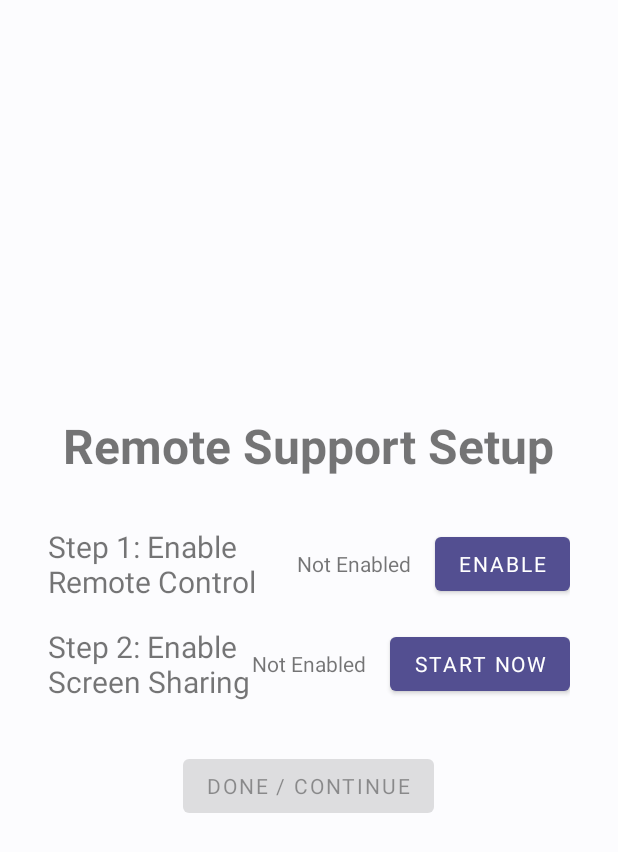
After one commit to jpgohil93/SP-Kiosk, an Android app: the RemoteSetupActivity screen opened directly, with no data from a screen before it, on a phone screen of 412 x 824 dp. The commit adds this screen. Shown: the top 852 px of the screen. Run offline under Robolectric (Android 15) with nearby library versions, the phone set to English and light mode, and no system bars.

Commit message:
Implement Remote Support (Android Client & Services)

```diff
--- a/app/build.gradle
+++ b/app/build.gradle
@@ -63,6 +63,7 @@ dependencies {
     implementation 'androidx.work:work-runtime-ktx:2.9.0'
     implementation 'com.google.code.gson:gson:2.10.1'
     implementation 'org.jetbrains.kotlinx:kotlinx-coroutines-android:1.7.3'
+    implementation 'com.squareup.okhttp3:okhttp:4.12.0'
 
     testImplementation 'junit:junit:4.13.2'
     testImplementation 'org.mockito:mockito-core:5.7.0'
--- a/app/src/main/java/com/screenpulse/kiosk/core/config/KioskConfig.kt
+++ b/app/src/main/java/com/screenpulse/kiosk/core/config/KioskConfig.kt
@@ -17,7 +17,11 @@ data class KioskConfig(
     @SerializedName("adminPin") var adminPin: String = "0000",
     @SerializedName("wifiProfiles") var wifiProfiles: MutableList<WifiProfile> = mutableListOf(),
     @SerializedName("branding") var branding: BrandingConfig = BrandingConfig(),
-    @SerializedName("update") var update: UpdateConfig = UpdateConfig()
+    @SerializedName("update") var update: UpdateConfig = UpdateConfig(),
+    @SerializedName("remoteControlEnabled") var remoteControlEnabled: Boolean = false,
+    @SerializedName("remoteScreenEnabled") var remoteScreenEnabled: Boolean = false,
+    @SerializedName("remoteDeviceId") var remoteDeviceId: String? = null,
+    @SerializedName("remoteApiBaseUrl") var remoteApiBaseUrl: String = "http://10.0.2.2:8080" // Default to emulator host loopback for safety
 )
 
 data class WifiProfile(
--- /dev/null
+++ b/app/src/main/java/com/screenpulse/kiosk/ui/remote/RemoteSetupActivity.kt
@@ -0,0 +1,107 @@
+package com.screenpulse.kiosk.ui.remote
+
+import android.app.Activity
+import android.content.Context
+import android.content.Intent
+import android.media.projection.MediaProjectionManager
+import android.os.Bundle
+import android.provider.Settings
+import android.view.LayoutInflater
+import android.widget.Toast
+import androidx.appcompat.app.AppCompatActivity
+import com.screenpulse.kiosk.core.config.ConfigManager
+import com.screenpulse.kiosk.core.remote.RemoteClient
+import com.screenpulse.kiosk.core.remote.RemoteControlService
+import com.screenpulse.kiosk.core.remote.ScreenCaptureService
+import com.screenpulse.kiosk.databinding.ActivityRemoteSetupBinding
+
+class RemoteSetupActivity : AppCompatActivity() {
+
+    private lateinit var binding: ActivityRemoteSetupBinding
+    private val SCREEN_CAPTURE_REQUEST_CODE = 1001
+
+    override fun onCreate(savedInstanceState: Bundle?) {
+        super.onCreate(savedInstanceState)
+        binding = ActivityRemoteSetupBinding.inflate(LayoutInflater.from(this))
+        setContentView(binding.root)
+
+        setupUI()
+    }
+
+    override fun onResume() {
+        super.onResume()
+        updateStatus()
+    }
+
+    private fun setupUI() {
+        binding.btnEnableControl.setOnClickListener {
+            startActivity(Intent(Settings.ACTION_ACCESSIBILITY_SETTINGS))
+        }
+
+        binding.btnEnableScreen.setOnClickListener {
+            val mpManager = getSystemService(MEDIA_PROJECTION_SERVICE) as MediaProjectionManager
+            startActivityForResult(mpManager.createScreenCaptureIntent(), SCREEN_CAPTURE_REQUEST_CODE)
+        }
+
+        binding.btnDone.setOnClickListener {
+            finish()
+        }
+    }
+
+    private fun updateStatus() {
+        // Check Accessibility
+        val isAccessibilityEnabled = isAccessibilityServiceEnabled(this, RemoteControlService::class.java)
+        binding.txtControlStatus.text = if (isAccessibilityEnabled) "Enabled" else "Not Enabled"
+        binding.btnEnableControl.isEnabled = !isAccessibilityEnabled
+
+        // Update Config
+        val config = ConfigManager.getConfig(this)
+        if (config.remoteControlEnabled != isAccessibilityEnabled) {
+            config.remoteControlEnabled = isAccessibilityEnabled
+            ConfigManager.saveConfig(this, config)
+            // Re-init client if needed
+            RemoteClient.init(config)
+        }
+
+        // Check Screen Capture (We rely on config flag or service running check)
+        // For simplicity, we just check the config flag which we set on successful start
+        binding.txtScreenStatus.text = if (config.remoteScreenEnabled) "Enabled" else "Not Enabled"
+
+        binding.btnDone.isEnabled = isAccessibilityEnabled && config.remoteScreenEnabled
+    }
+
+    override fun onActivityResult(requestCode: Int, resultCode: Int, data: Intent?) {
+        super.onActivityResult(requestCode, resultCode, data)
+        if (requestCode == SCREEN_CAPTURE_REQUEST_CODE) {
+            if (resultCode == Activity.RESULT_OK && data != null) {
+                // Start Service
+                val serviceIntent = Intent(this, ScreenCaptureService::class.java).apply {
+                    putExtra(ScreenCaptureService.EXTRA_RESULT_CODE, resultCode)
+                    putExtra(ScreenCaptureService.EXTRA_RESULT_DATA, data)
+                }
+                startForegroundService(serviceIntent)
+
+                val config = ConfigManager.getConfig(this)
+                config.remoteScreenEnabled = true
+                ConfigManager.saveConfig(this, config)
+                RemoteClient.init(config)
+
+                Toast.makeText(this, "Screen Sharing Started", Toast.LENGTH_SHORT).show()
+            } else {
+                Toast.makeText(this, "Permission Denied", Toast.LENGTH_SHORT).show()
+            }
+        }
+    }
+
+    private fun isAccessibilityServiceEnabled(context: Context, service: Class<out android.accessibilityservice.AccessibilityService>): Boolean {
+        val am = context.getSystemService(Context.ACCESSIBILITY_SERVICE) as android.view.accessibility.AccessibilityManager
+        val enabledServices = am.getEnabledAccessibilityServiceList(android.accessibilityservice.AccessibilityServiceInfo.FEEDBACK_ALL_MASK)
+        for (enabledService in enabledServices) {
+            val serviceInfo = enabledService.resolveInfo.serviceInfo
+            if (serviceInfo.packageName == context.packageName && serviceInfo.name == service.name) {
+                return true
+            }
+        }
+        return false
+    }
+}
--- /dev/null
+++ b/app/src/main/res/layout/activity_remote_setup.xml
@@ -0,0 +1,80 @@
+<?xml version="1.0" encoding="utf-8"?>
+<LinearLayout xmlns:android="http://schemas.android.com/apk/res/android"
+    android:layout_width="match_parent"
+    android:layout_height="match_parent"
+    android:orientation="vertical"
+    android:padding="32dp"
+    android:gravity="center">
+
+    <TextView
+        android:layout_width="wrap_content"
+        android:layout_height="wrap_content"
+        android:text="Remote Support Setup"
+        android:textSize="32sp"
+        android:textStyle="bold"
+        android:layout_marginBottom="32dp"/>
+
+    <LinearLayout
+        android:layout_width="match_parent"
+        android:layout_height="wrap_content"
+        android:orientation="horizontal"
+        android:gravity="center_vertical"
+        android:layout_marginBottom="16dp">
+
+        <TextView
+            android:layout_width="0dp"
+            android:layout_height="wrap_content"
+            android:layout_weight="1"
+            android:text="Step 1: Enable Remote Control"
+            android:textSize="20sp"/>
+
+        <TextView
+            android:id="@+id/txtControlStatus"
+            android:layout_width="wrap_content"
+            android:layout_height="wrap_content"
+            android:text="Not Enabled"
+            android:layout_marginEnd="16dp"/>
+
+        <Button
+            android:id="@+id/btnEnableControl"
+            android:layout_width="wrap_content"
+            android:layout_height="wrap_content"
+            android:text="Enable"/>
+    </LinearLayout>
+
+    <LinearLayout
+        android:layout_width="match_parent"
+        android:layout_height="wrap_content"
+        android:orientation="horizontal"
+        android:gravity="center_vertical"
+        android:layout_marginBottom="32dp">
+
+        <TextView
+            android:layout_width="0dp"
+            android:layout_height="wrap_content"
+            android:layout_weight="1"
+            android:text="Step 2: Enable Screen Sharing"
+            android:textSize="20sp"/>
+
+        <TextView
+            android:id="@+id/txtScreenStatus"
+            android:layout_width="wrap_content"
+            android:layout_height="wrap_content"
+            android:text="Not Enabled"
+            android:layout_marginEnd="16dp"/>
+
+        <Button
+            android:id="@+id/btnEnableScreen"
+            android:layout_width="wrap_content"
+            android:layout_height="wrap_content"
+            android:text="Start Now"/>
+    </LinearLayout>
+
+    <Button
+        android:id="@+id/btnDone"
+        android:layout_width="wrap_content"
+        android:layout_height="wrap_content"
+        android:text="Done / Continue"
+        android:enabled="false"/>
+
+</LinearLayout>
```
Also changed, not shown: app/src/main/AndroidManifest.xml (+27 -7 lines), app/src/main/java/com/screenpulse/kiosk/core/remote/RemoteClient.kt (added, +122 -0 lines), app/src/main/java/com/screenpulse/kiosk/core/remote/RemoteControlService.kt (added, +64 -0 lines), app/src/main/java/com/screenpulse/kiosk/core/remote/ScreenCaptureService.kt (added, +153 -0 lines), app/src/main/java/com/screenpulse/kiosk/ui/admin/AdminSettingsActivity.kt (+9 -0 lines), app/src/main/java/com/screenpulse/kiosk/ui/kiosk/KioskLauncherActivity.kt (+14 -0 lines), app/src/main/res/layout/activity_admin_settings.xml (+10 -1 lines), app/src/main/res/xml/accessibility_service_config.xml (added, +9 -0 lines).
